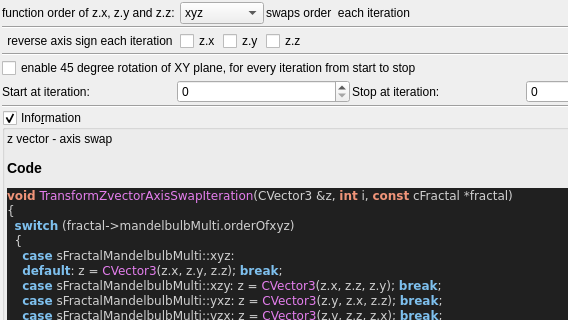
Before: the Qt Designer form mandelbulber2/qt_data/fractal_transf_zVector_axis_swap.ui in buddhi1980/mandelbulber2, drawn with Qt 5; both pictures show x 0 to 568 and y 0 to 320 of the 701 by 570 pixel window.
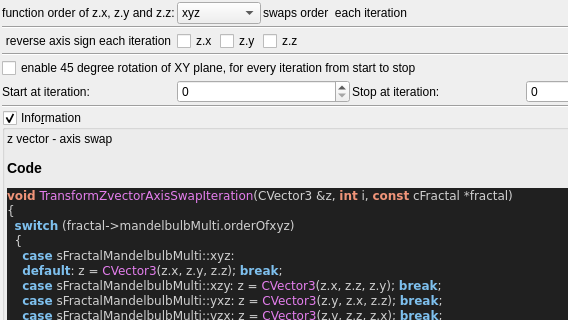
After: the same form once the commit is applied. Custom widgets are drawn as their Qt base class.

Diff of the .ui file:
```diff
--- a/mandelbulber2/qt_data/fractal_transf_zVector_axis_swap.ui
+++ b/mandelbulber2/qt_data/fractal_transf_zVector_axis_swap.ui
@@ -102,7 +102,7 @@
      <item row="0" column="0">
       <widget class="QLabel" name="label">
        <property name="text">
-        <string>function order of z.x, z.y and z.z: </string>
+        <string>function order of z.x, z.y and z.z:</string>
        </property>
        <property name="alignment">
         <set>Qt::AlignCenter</set>
```
